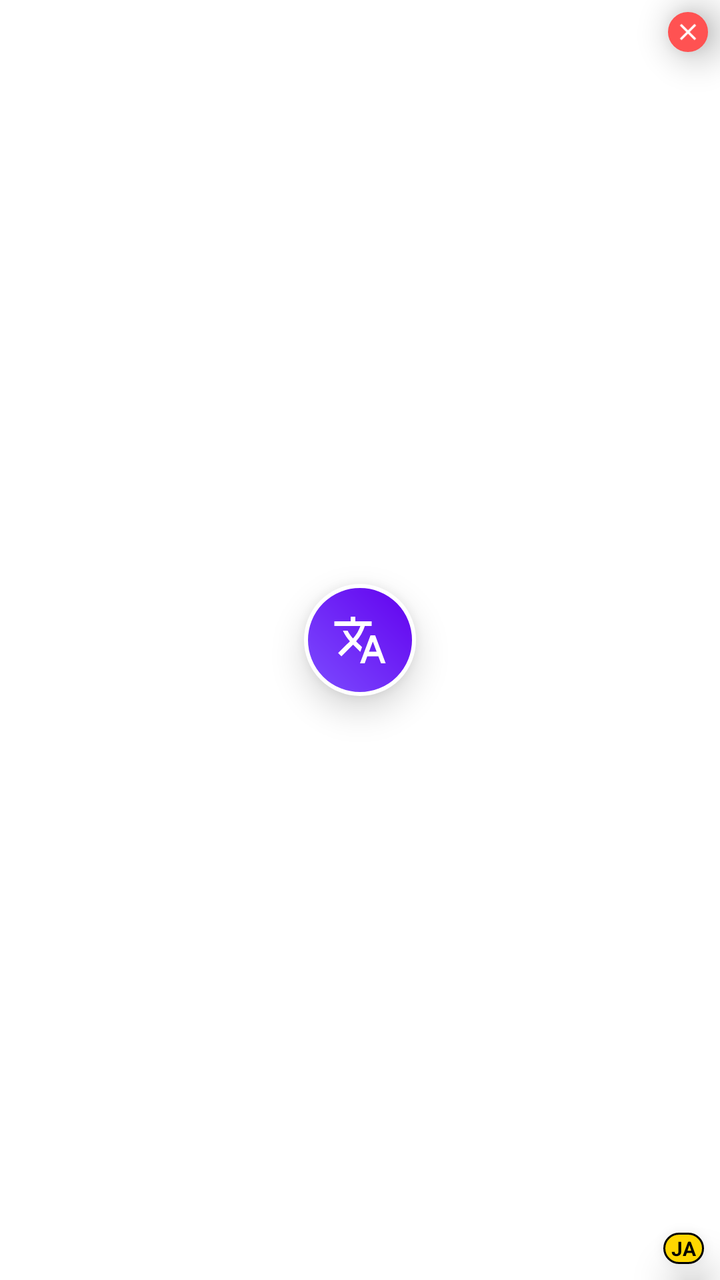
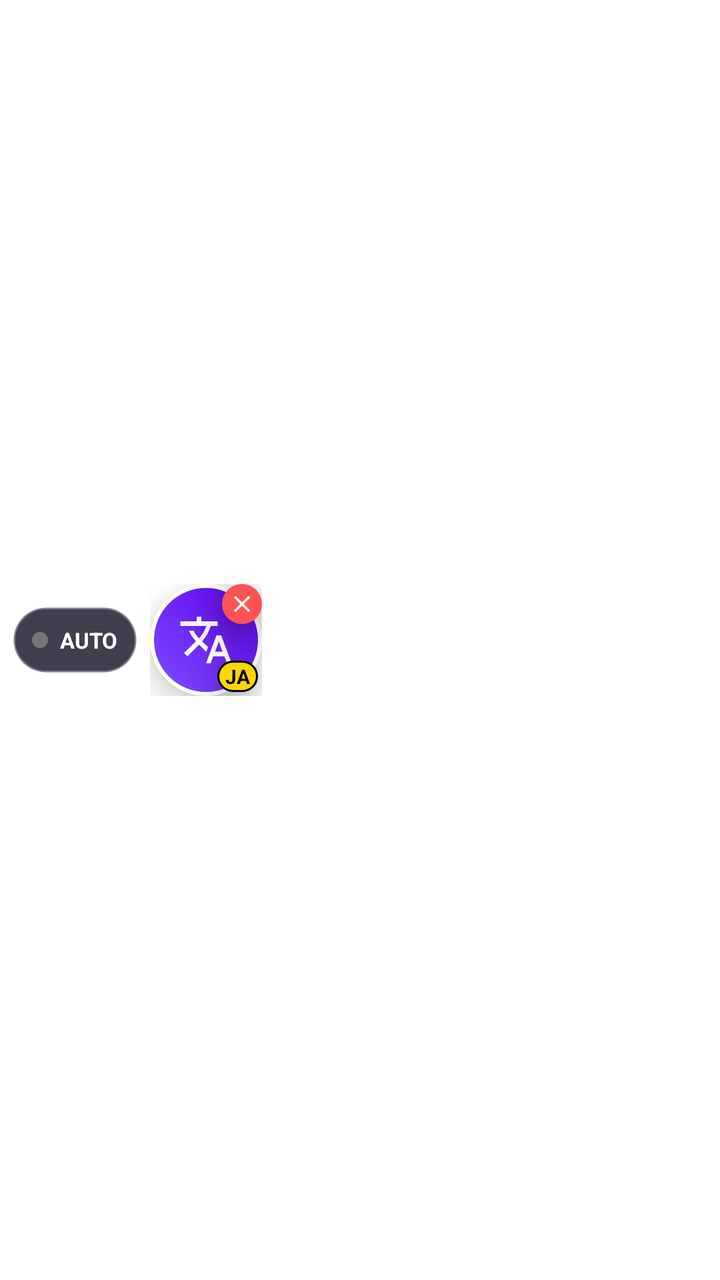

Compare the two renders of this Android layout. The source of the first and the diff that turns it into the second are given below.
<!-- AndroidManifest.xml: application theme Theme.MaterialComponents.DayNight.NoActionBar -->
<!-- res/layout/floating_bubble.xml -->
<?xml version="1.0" encoding="utf-8"?>
<FrameLayout xmlns:android="http://schemas.android.com/apk/res/android"
    xmlns:tools="http://schemas.android.com/tools"
    android:layout_width="wrap_content"
    android:layout_height="wrap_content"
    android:clipToPadding="false"
    android:padding="6dp">

    
    <FrameLayout
        android:id="@+id/btnFloatingMain"
        android:layout_width="56dp"
        android:layout_height="56dp"
        android:layout_gravity="center"
        android:background="@drawable/bg_floating_bubble"
        android:clickable="true"
        android:elevation="10dp"
        android:focusable="true"
        android:foreground="?android:attr/selectableItemBackgroundBorderless">

        <ImageView
            android:id="@+id/ivIcon"
            android:layout_width="28dp"
            android:layout_height="28dp"
            android:layout_gravity="center"
            android:contentDescription="@string/cd_translate"
            android:src="@drawable/ic_translate" />

        <ProgressBar
            android:id="@+id/pbLoading"
            android:layout_width="32dp"
            android:layout_height="32dp"
            android:layout_gravity="center"
            android:indeterminateTint="#FFFFFF"
            android:visibility="gone" />
    </FrameLayout>

    
    <TextView
        android:id="@+id/tvLangBadge"
        android:layout_width="wrap_content"
        android:layout_height="wrap_content"
        android:layout_gravity="bottom|end"
        android:layout_marginEnd="2dp"
        android:layout_marginBottom="2dp"
        android:background="@drawable/bg_lang_badge"
        android:elevation="12dp"
        android:text="JA"
        android:textColor="#000000"
        android:textSize="10sp"
        android:textStyle="bold" />

    
    <ImageView
        android:id="@+id/btnCloseFloating"
        android:layout_width="20dp"
        android:layout_height="20dp"
        android:layout_gravity="top|end"
        android:background="@drawable/bg_lang_badge"
        android:backgroundTint="#FF5252"
        android:contentDescription="@string/cd_clear"
        android:elevation="12dp"
        android:padding="3dp"
        android:src="@drawable/ic_clear" />

</FrameLayout>
<!-- resources referenced by this layout -->
<resources>
  <!-- drawable bg_floating_bubble (drawable) -->
  <?xml version="1.0" encoding="utf-8"?>
  <shape xmlns:android="http://schemas.android.com/apk/res/android"
      android:shape="oval">
      <gradient
          android:angle="45"
          android:startColor="#7C4DFF"
          android:endColor="#6200EE"
          android:type="linear" />
      <stroke
          android:width="2dp"
          android:color="#FFFFFF" />
  </shape>
  <!-- drawable bg_lang_badge (drawable) -->
  <?xml version="1.0" encoding="utf-8"?>
  <shape xmlns:android="http://schemas.android.com/apk/res/android"
      android:shape="rectangle">
      <solid android:color="#FFD600" />
      <corners android:radius="10dp" />
      <stroke android:width="1dp" android:color="#000000" />
      <padding
          android:left="4dp"
          android:top="1dp"
          android:right="4dp"
          android:bottom="1dp" />
  </shape>
  <!-- drawable ic_clear (drawable) -->
  <vector xmlns:android="http://schemas.android.com/apk/res/android"
      android:width="24dp"
      android:height="24dp"
      android:viewportWidth="24"
      android:viewportHeight="24">
      <path
          android:fillColor="@android:color/white"
          android:pathData="M19,6.41L17.59,5 12,10.59 6.41,5 5,6.41 10.59,12 5,17.59 6.41,19 12,13.41 17.59,19 19,17.59 13.41,12z"/>
  </vector>
  <!-- drawable ic_translate (drawable) -->
  <vector xmlns:android="http://schemas.android.com/apk/res/android"
      android:width="24dp"
      android:height="24dp"
      android:viewportWidth="24"
      android:viewportHeight="24">
      <path
          android:fillColor="@android:color/white"
          android:pathData="M12.87,15.07l-2.54,-2.51 0.03,-0.03c1.74,-1.94 2.98,-4.17 3.71,-6.53H17V4h-7V2H8v2H1v1.99h11.17C11.5,7.92 10.44,9.75 9,11.35 8.07,10.32 7.3,9.19 6.69,8h-2c0.73,1.63 1.73,3.17 2.98,4.56l-5.09,5.02L4,19l5,-5 3.11,3.11 0.76,-2.04zM18.5,10h-2L12,22h2l1.12,-3h4.75L21,22h2l-4.5,-12zm-2.62,7l1.62,-4.33L19.12,17h-3.24z"/>
  </vector>
  <string name="cd_clear">Tutup tombol melayang</string>
  <string name="cd_translate">Pindai dan terjemahkan layar</string>
</resources>

<!-- the commit's change to res/layout/floating_bubble.xml (unified diff, before → after) -->
@@ -1,66 +1,112 @@
 <?xml version="1.0" encoding="utf-8"?>
-<FrameLayout xmlns:android="http://schemas.android.com/apk/res/android"
-    xmlns:tools="http://schemas.android.com/tools"
+<LinearLayout xmlns:android="http://schemas.android.com/apk/res/android"
     android:layout_width="wrap_content"
     android:layout_height="wrap_content"
     android:clipToPadding="false"
+    android:gravity="center_vertical"
+    android:orientation="horizontal"
     android:padding="6dp">
 
     
     <FrameLayout
-        android:id="@+id/btnFloatingMain"
-        android:layout_width="56dp"
-        android:layout_height="56dp"
-        android:layout_gravity="center"
-        android:background="@drawable/bg_floating_bubble"
+        android:id="@+id/btnToggleAuto"
+        android:layout_width="wrap_content"
+        android:layout_height="34dp"
+        android:layout_marginEnd="6dp"
+        android:background="@drawable/bg_auto_toggle_off"
         android:clickable="true"
         android:elevation="10dp"
         android:focusable="true"
-        android:foreground="?android:attr/selectableItemBackgroundBorderless">
+        android:foreground="?android:attr/selectableItemBackground"
+        android:paddingStart="10dp"
+        android:paddingEnd="10dp">
 
-        <ImageView
-            android:id="@+id/ivIcon"
-            android:layout_width="28dp"
-            android:layout_height="28dp"
+        <LinearLayout
+            android:layout_width="wrap_content"
+            android:layout_height="wrap_content"
             android:layout_gravity="center"
-            android:contentDescription="@string/cd_translate"
-            android:src="@drawable/ic_translate" />
+            android:gravity="center_vertical"
+            android:orientation="horizontal">
 
-        <ProgressBar
-            android:id="@+id/pbLoading"
-            android:layout_width="32dp"
-            android:layout_height="32dp"
-            android:layout_gravity="center"
-            android:indeterminateTint="#FFFFFF"
-            android:visibility="gone" />
+            <View
+                android:id="@+id/viewAutoDot"
+                android:layout_width="8dp"
+                android:layout_height="8dp"
+                android:layout_marginEnd="6dp"
+                android:background="@drawable/bg_auto_dot_off" />
+
+            <TextView
+                android:id="@+id/tvAutoText"
+                android:layout_width="wrap_content"
+                android:layout_height="wrap_content"
+                android:text="AUTO"
+                android:textColor="#FFFFFF"
+                android:textSize="11sp"
+                android:textStyle="bold" />
+        </LinearLayout>
     </FrameLayout>
 
     
-    <TextView
-        android:id="@+id/tvLangBadge"
+    <FrameLayout
         android:layout_width="wrap_content"
         android:layout_height="wrap_content"
-        android:layout_gravity="bottom|end"
-        android:layout_marginEnd="2dp"
-        android:layout_marginBottom="2dp"
-        android:background="@drawable/bg_lang_badge"
-        android:elevation="12dp"
-        android:text="JA"
-        android:textColor="#000000"
-        android:textSize="10sp"
-        android:textStyle="bold" />
+        android:clipToPadding="false">
 
-    
-    <ImageView
-        android:id="@+id/btnCloseFloating"
-        android:layout_width="20dp"
-        android:layout_height="20dp"
-        android:layout_gravity="top|end"
-        android:background="@drawable/bg_lang_badge"
-        android:backgroundTint="#FF5252"
-        android:contentDescription="@string/cd_clear"
-        android:elevation="12dp"
-        android:padding="3dp"
-        android:src="@drawable/ic_clear" />
+        <FrameLayout
+            android:id="@+id/btnFloatingMain"
+            android:layout_width="56dp"
+            android:layout_height="56dp"
+            android:layout_gravity="center"
+            android:background="@drawable/bg_floating_bubble"
+            android:clickable="true"
+            android:elevation="10dp"
+            android:focusable="true"
+            android:foreground="?android:attr/selectableItemBackgroundBorderless">
 
-</FrameLayout>
+            <ImageView
+                android:id="@+id/ivIcon"
+                android:layout_width="28dp"
+                android:layout_height="28dp"
+                android:layout_gravity="center"
+                android:contentDescription="@string/cd_translate"
+                android:src="@drawable/ic_translate" />
+
+            <ProgressBar
+                android:id="@+id/pbLoading"
+                android:layout_width="32dp"
+                android:layout_height="32dp"
+                android:layout_gravity="center"
+                android:indeterminateTint="#FFFFFF"
+                android:visibility="gone" />
+        </FrameLayout>
+
+        
+        <TextView
+            android:id="@+id/tvLangBadge"
+            android:layout_width="wrap_content"
+            android:layout_height="wrap_content"
+            android:layout_gravity="bottom|end"
+            android:layout_marginEnd="2dp"
+            android:layout_marginBottom="2dp"
+            android:background="@drawable/bg_lang_badge"
+            android:elevation="12dp"
+            android:text="JA"
+            android:textColor="#000000"
+            android:textSize="10sp"
+            android:textStyle="bold" />
+
+        
+        <ImageView
+            android:id="@+id/btnCloseFloating"
+            android:layout_width="20dp"
+            android:layout_height="20dp"
+            android:layout_gravity="top|end"
+            android:background="@drawable/bg_lang_badge"
+            android:backgroundTint="#FF5252"
+            android:contentDescription="@string/cd_clear"
+            android:elevation="12dp"
+            android:padding="3dp"
+            android:src="@drawable/ic_clear" />
+    </FrameLayout>
+
+</LinearLayout>
<!-- resource entries referenced after the edit -->
@@ -1,5 +1,21 @@
 <!-- resources referenced by this layout -->
 <resources>
+  <!-- drawable bg_auto_dot_off (drawable) -->
+  <?xml version="1.0" encoding="utf-8"?>
+  <shape xmlns:android="http://schemas.android.com/apk/res/android"
+      android:shape="oval">
+      <solid android:color="#777777" />
+  </shape>
+  <!-- drawable bg_auto_toggle_off (drawable) -->
+  <?xml version="1.0" encoding="utf-8"?>
+  <shape xmlns:android="http://schemas.android.com/apk/res/android"
+      android:shape="rectangle">
+      <solid android:color="#D91E1E2E" />
+      <corners android:radius="18dp" />
+      <stroke
+          android:width="1.5dp"
+          android:color="#55FFFFFF" />
+  </shape>
   <!-- drawable bg_floating_bubble (drawable) -->
   <?xml version="1.0" encoding="utf-8"?>
   <shape xmlns:android="http://schemas.android.com/apk/res/android"
